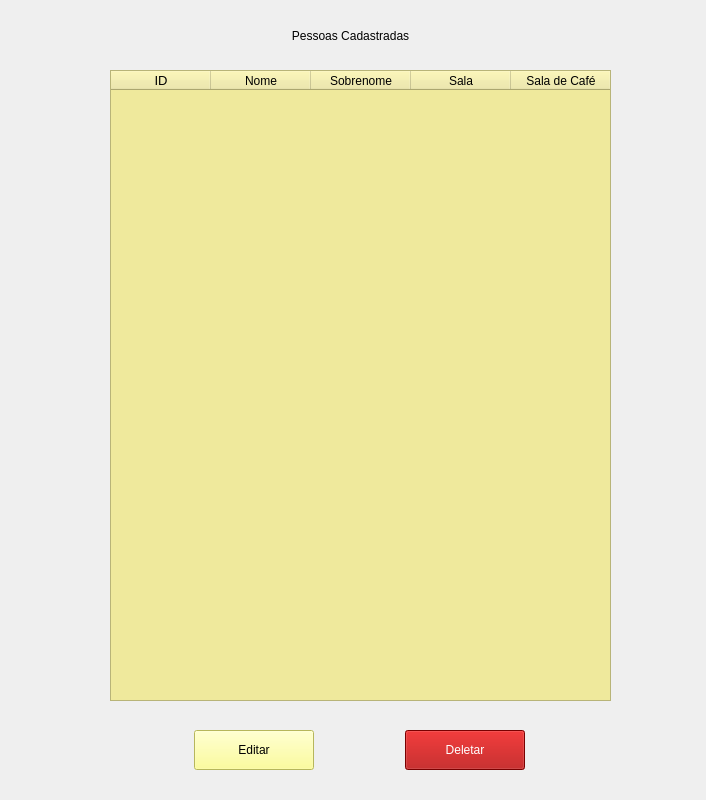
First picture: the form in sistema/screens/listaPessoas.ui, repository GEspinosa7/DesafioGD, before the edit.
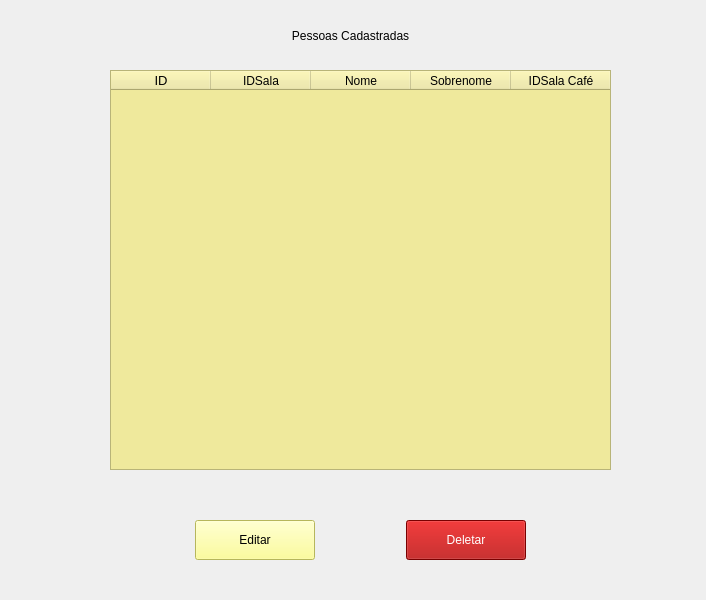
Second picture: the form after the edit.

Commit message: add crud com screens para salas

```diff
--- a/sistema/screens/listaPessoas.ui
+++ b/sistema/screens/listaPessoas.ui
@@ -7,19 +7,19 @@
     <x>0</x>
     <y>0</y>
     <width>706</width>
-    <height>800</height>
+    <height>600</height>
    </rect>
   </property>
   <property name="minimumSize">
    <size>
     <width>706</width>
-    <height>800</height>
+    <height>600</height>
    </size>
   </property>
   <property name="maximumSize">
    <size>
     <width>706</width>
-    <height>1200</height>
+    <height>700</height>
    </size>
   </property>
   <property name="cursor">
@@ -54,9 +54,21 @@
      <x>110</x>
      <y>70</y>
      <width>501</width>
-     <height>631</height>
+     <height>400</height>
     </rect>
    </property>
+   <property name="minimumSize">
+    <size>
+     <width>0</width>
+     <height>400</height>
+    </size>
+   </property>
+   <property name="maximumSize">
+    <size>
+     <width>16777215</width>
+     <height>400</height>
+    </size>
+   </property>
    <property name="cursor" stdset="0">
     <cursorShape>PointingHandCursor</cursorShape>
    </property>
@@ -69,6 +81,9 @@
    <property name="horizontalScrollBarPolicy">
     <enum>Qt::ScrollBarAlwaysOff</enum>
    </property>
+   <property name="alternatingRowColors">
+    <bool>true</bool>
+   </property>
    <property name="gridStyle">
     <enum>Qt::DashDotDotLine</enum>
    </property>
@@ -88,6 +103,11 @@
      </font>
     </property>
    </column>
+   <column>
+    <property name="text">
+     <string>IDSala</string>
+    </property>
+   </column>
    <column>
     <property name="text">
      <string>Nome</string>
@@ -100,12 +120,7 @@
    </column>
    <column>
     <property name="text">
-     <string>Sala</string>
-    </property>
-   </column>
-   <column>
-    <property name="text">
-     <string>Sala de Café</string>
+     <string>IDSala Café</string>
     </property>
    </column>
    <column/>
@@ -117,8 +132,8 @@
   <widget class="QWidget" name="horizontalLayoutWidget">
    <property name="geometry">
     <rect>
-     <x>109</x>
-     <y>710</y>
+     <x>110</x>
+     <y>500</y>
      <width>501</width>
      <height>80</height>
     </rect>
```
The commit also changes 6 other files.
